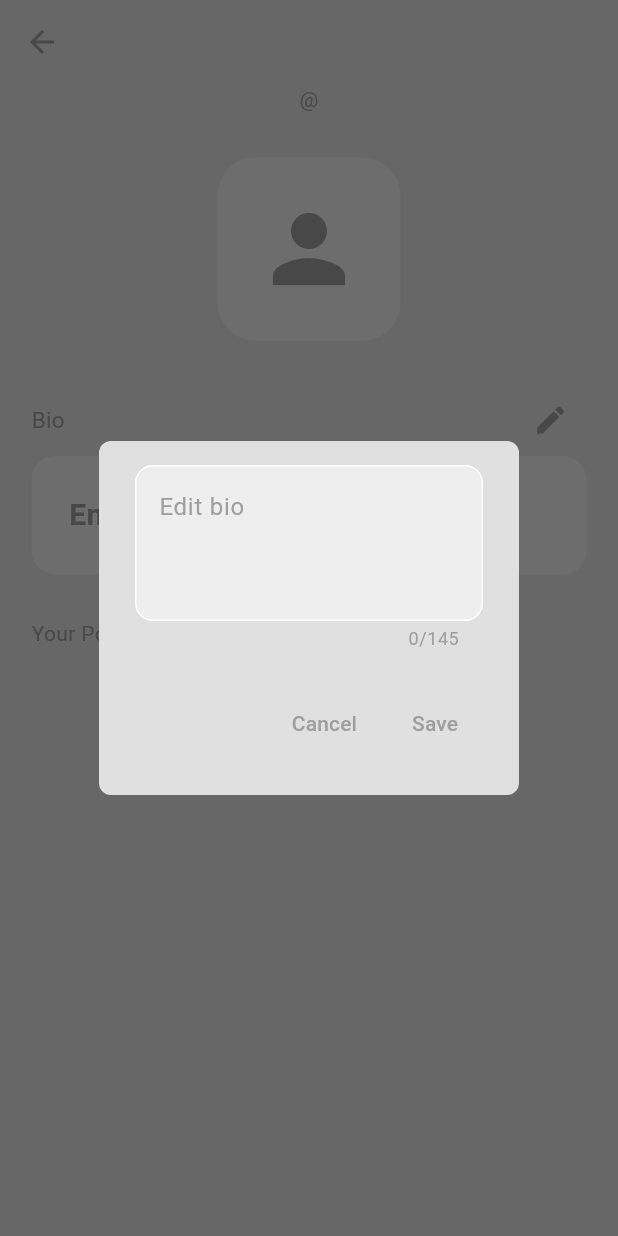
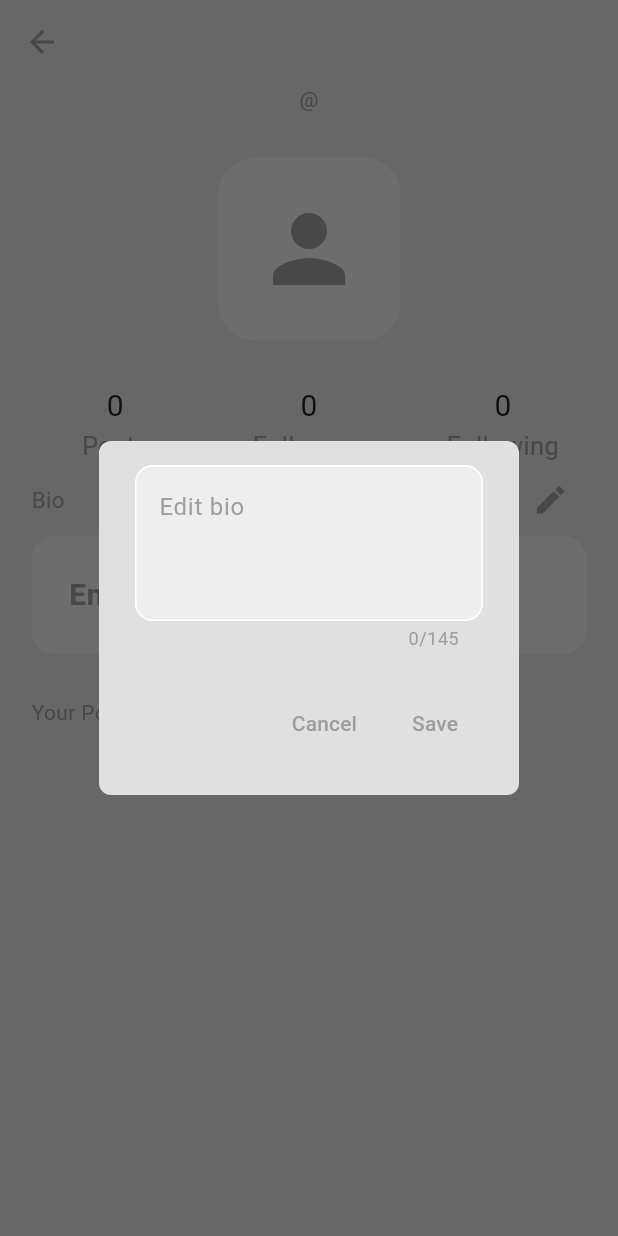
Before and after one commit to azizbek123411/twitterclone, a Flutter app: the ProfilePage screen opened directly with empty values, after a tap on the "edit" icon, on a phone screen of 412 x 824 dp. Run offline on Flutter 3.47's test engine with Material 3 defaults, Android fonts, the phone set to English and light mode, and no system bars; our stand-ins replace cloud_firestore, firebase_auth, firebase_core; accounts and stored records are empty; generated files the repository leaves out were written again.

Commit message:
follow unfollow

```diff
--- a/lib/service/database/database_provider.dart
+++ b/lib/service/database/database_provider.dart
@@ -26,8 +26,9 @@ class DatabaseProvider extends ChangeNotifier {
   Future<void> loadAllPosts() async {
     final allPosts = await _db.getAllPostsFromFirebase();
 
-    final blockedUserIds=await _db.getBlockedUidsFromFirebase();
-    _allPosts=allPosts.where((post)=>!blockedUserIds.contains(post.uid)).toList();
+    final blockedUserIds = await _db.getBlockedUidsFromFirebase();
+    _allPosts =
+        allPosts.where((post) => !blockedUserIds.contains(post.uid)).toList();
 
     _allPosts = allPosts;
     initializeLikeMap();
@@ -129,13 +130,109 @@ class DatabaseProvider extends ChangeNotifier {
     notifyListeners();
   }
 
-  Future<void> unblockUsers(String blockedUserId)async{
+  Future<void> unblockUsers(String blockedUserId) async {
     await _db.unblockUserInFirebase(blockedUserId);
     await loadAllBlockedUsers();
     await loadAllPosts();
     notifyListeners();
   }
-  Future<void> reportUser(String postId,userId)async{
+
+  Future<void> reportUser(String postId, userId) async {
     await _db.reportUserInFirebase(postId, userId);
   }
+
+  final Map<String, List<String>> _followers = {};
+  final Map<String, List<String>> _following = {};
+  final Map<String, int> _followerCount = {};
+  final Map<String, int> _followingCount = {};
+
+  int getFollowerCount(String uid) => _followerCount[uid] ?? 0;
+
+  int getFollowingCount(String uid) => _followingCount[uid] ?? 0;
+
+  Future<void> loadUsersFollowers(String uid) async {
+    final listOfFollowersUids = await _db.getFollowersUidsFromFirebase(uid);
+
+    _followers[uid] = listOfFollowersUids;
+    _followerCount[uid] = listOfFollowersUids.length;
+    notifyListeners();
+  }
+
+  Future<void> loadUsersFollowing(String uid) async {
+    final listOfFollowingUids = await _db.getFollowingUidsFromFirebase(uid);
+
+    _following[uid] = listOfFollowingUids;
+    _followingCount[uid] = listOfFollowingUids.length;
+    notifyListeners();
+  }
+
+  Future<void> followUser(String targetUserId) async {
+    final currentUserId = _auth.getCurrentUid();
+
+    _following.putIfAbsent(currentUserId, () => []);
+    _followers.putIfAbsent(targetUserId, () => []);
+
+    if (!_followers[targetUserId]!.contains(currentUserId)) {
+      _followers[targetUserId]!.add(currentUserId);
+      _followerCount[targetUserId] = (_followerCount[targetUserId] ?? 0) + 1;
+      _following[currentUserId]!.add(targetUserId);
+      _followingCount[currentUserId] =
+          (_followingCount[currentUserId] ?? 0) + 1;
+    }
+    notifyListeners();
+
+    try {
+      await _db.followUserInFirebase(targetUserId);
+      await loadUsersFollowers(currentUserId);
+      await loadUsersFollowing(currentUserId);
+    } catch (e) {
+      _followers[targetUserId]?.remove(currentUserId);
+      _followerCount[targetUserId] = (_followerCount[targetUserId] ?? 0) - 1;
+      _following[currentUserId]?.remove(targetUserId);
+      _followingCount[currentUserId] =
+          (_followingCount[currentUserId] ?? 0) - 1;
+
+      notifyListeners();
+    }
+  }
+
+  Future<void> unfollowUser(String targetUserId) async {
+    final currentUserId = _auth.getCurrentUid();
+
+    _following.putIfAbsent(currentUserId, () => []);
+    _followers.putIfAbsent(targetUserId, () => []);
+
+    if(_followers[targetUserId]!.contains(currentUserId)){
+      _followers[targetUserId]?.remove(currentUserId);
+
+      _followerCount[targetUserId]=(_followerCount[targetUserId]??1)-1;
+
+      _following[currentUserId]?.remove(targetUserId);
+
+      _followingCount[currentUserId]=(_followingCount[currentUserId]??1)-1;
+
+
+    }
+notifyListeners();
+
+    try{
+      await _db.unfollowUserInFirebase(targetUserId);
+      await loadUsersFollowers(currentUserId);
+      await loadUsersFollowing(currentUserId);
+    }catch(e){
+
+      _followers[targetUserId]?.add(currentUserId);
+      _followerCount[targetUserId]=(_followerCount[targetUserId]??0)+1;
+
+      _following[currentUserId]?.add(targetUserId);
+      _followingCount[currentUserId]=(_followingCount[currentUserId]??0)+1;
+      notifyListeners();
+    }
+
+  }
+
+  bool isFollowing(String uid){
+    final currentUserId=_auth.getCurrentUid();
+    return _followers[uid]?.contains(currentUserId)??false;
+  }
 }
--- a/lib/service/database/database_service.dart
+++ b/lib/service/database/database_service.dart
@@ -209,36 +209,77 @@ class DatabaseService {
 
     batch.delete(userDoc);
     QuerySnapshot userPosts =
-        await _db.collection("Posts").where('uid', isEqualTo: uid).get();
+    await _db.collection("Posts").where('uid', isEqualTo: uid).get();
 
     for (var post in userPosts.docs) {
       batch.delete(post.reference);
     }
 
     QuerySnapshot userComments =
-        await _db.collection("Comments").where('uid', isEqualTo: uid).get();
+    await _db.collection("Comments").where('uid', isEqualTo: uid).get();
     for (var comments in userComments.docs) {
       batch.delete(comments.reference);
     }
 
+    QuerySnapshot allPosts = await _db.collection("Posts").get();
+    for (QueryDocumentSnapshot post in allPosts.docs) {
+      Map<String, dynamic> postData = post.data() as Map<String, dynamic>;
+      var likedBy = postData['likedBy'] as List<dynamic>? ?? [];
 
-    QuerySnapshot allPosts=await _db.collection("Posts").get();
-    for(QueryDocumentSnapshot post in allPosts.docs){
-      Map<String,dynamic> postData=post.data() as Map<String,dynamic>;
-      var likedBy=postData['likedBy'] as List<dynamic>? ??[];
-
-      if(likedBy.contains(uid)){
+      if (likedBy.contains(uid)) {
         batch.update(post.reference, {
-          'likedBy':FieldValue.arrayRemove([uid]),
-          'likes':FieldValue.increment(-1),
+          'likedBy': FieldValue.arrayRemove([uid]),
+          'likes': FieldValue.increment(-1),
         });
       }
     }
 
+    await batch.commit();
+  }
 
-    await batch.commit();
+  Future<void> followUserInFirebase(String uid) async {
+    final currentUserId = _auth.currentUser!.uid;
 
+    await _db
+        .collection("Users")
+        .doc(currentUserId)
+        .collection("Following")
+        .doc(uid)
+        .set({});
+    await _db
+        .collection("Users")
+        .doc(uid)
+        .collection("Followers")
+        .doc(currentUserId)
+        .set({});
+  }
 
+  Future<void> unfollowUserInFirebase(String uid) async {
+    final currentUserId = _auth.currentUser!.uid;
+    await _db
+        .collection('Users')
+        .doc(currentUserId)
+        .collection('Following')
+        .doc(uid)
+        .delete();
 
+    await _db
+        .collection("Users")
+        .doc(uid)
+        .collection("Followers")
+        .doc(currentUserId)
+        .delete();
+  }
+
+  Future<List<String>> getFollowersUidsFromFirebase(String uid) async {
+    final snapshot =
+    await _db.collection("Users").doc(uid).collection("Followers").get();
+    return snapshot.docs.map((doc) => doc.id).toList();
+  }
+
+  Future<List<String>> getFollowingUidsFromFirebase(String uid) async {
+    final snapshot =
+    await _db.collection("Users").doc(uid).collection("Following").get();
+    return snapshot.docs.map((doc) => doc.id).toList();
   }
 }
--- a/lib/ui/pages/drawer_screens/profile.dart
+++ b/lib/ui/pages/drawer_screens/profile.dart
@@ -5,7 +5,9 @@ import 'package:twitterclone/service/auth/auth_service.dart';
 import 'package:twitterclone/service/database/database_provider.dart';
 import 'package:twitterclone/ui/widgets/input_alert_box.dart';
 import 'package:twitterclone/ui/widgets/my_bio_box.dart';
+import 'package:twitterclone/ui/widgets/my_follower_button.dart';
 import 'package:twitterclone/ui/widgets/my_post_tile.dart';
+import 'package:twitterclone/ui/widgets/my_profile_stats.dart';
 import 'package:twitterclone/utility/app_padding.dart';
 import 'package:twitterclone/utility/navigate_pages.dart';
 import 'package:twitterclone/utility/screen_utils.dart';
@@ -20,6 +22,8 @@ class ProfilePage extends StatefulWidget {
 }
 
 class _ProfilePageState extends State<ProfilePage> {
+  bool isFollowing = false;
+
   final bioTextController = TextEditingController();
   late final listeningProvider = Provider.of<DatabaseProvider>(context);
   late final databaseProvider =
@@ -40,6 +44,10 @@ class _ProfilePageState extends State<ProfilePage> {
     user = await databaseProvider.userProfile(
       widget.uid,
     );
+    await databaseProvider.loadUsersFollowers(widget.uid);
+    await databaseProvider.loadUsersFollowing(widget.uid);
+    isFollowing = databaseProvider.isFollowing(widget.uid);
+
     setState(() {
       isLoading = false;
     });
@@ -71,11 +79,51 @@ class _ProfilePageState extends State<ProfilePage> {
     });
   }
 
+  Future<void> toggleFollow() async {
+    if (isFollowing) {
+      showDialog(
+          context: context,
+          builder: (context) {
+            return AlertDialog(
+              title: const Text('Unfollow'),
+              content: const Text("Are you sure want to unfollow"),
+              actions: [
+                TextButton(
+                  onPressed: () {
+                    Navigator.pop(context);
+                  },
+                  child: const Text("Cancel"),
+                ),
+                TextButton(
+                  onPressed: () async {
+                    Navigator.pop(context);
+                    await databaseProvider.unfollowUser(widget.uid);
+                  },
+                  child: Text(
+                    "Unfollow",
+                    style: TextStyle(color: Colors.blue),
+                  ),
+                ),
+              ],
+            );
+          });
+    } else {
+      await databaseProvider.followUser(widget.uid);
+    }
+    setState(() {
+      isFollowing = !isFollowing;
+    });
+  }
+
   @override
   Widget build(BuildContext context) {
+    isFollowing = listeningProvider.isFollowing(widget.uid);
+
     final allUserPosts = listeningProvider.filterUserPosts(
       widget.uid,
     );
+    final followerCount = listeningProvider.getFollowerCount(widget.uid);
+    final followingCount = listeningProvider.getFollowingCount(widget.uid);
 
     return Scaffold(
       backgroundColor: Theme.of(context).colorScheme.surface,
@@ -119,6 +167,16 @@ class _ProfilePageState extends State<ProfilePage> {
           SizedBox(
             height: 30.h,
           ),
+          MyProfileStats(
+            followerCount: followerCount,
+            followingCount: followingCount,
+            postCount: allUserPosts.length,
+          ),
+          if (user != null && user!.uid != currentUserId)
+            MyFollowerButton(
+              onTap: toggleFollow,
+              isFollowing: isFollowing,
+            ),
           Padding(
             padding: Dis.only(lr: 20.w),
             child: Row(
@@ -131,9 +189,7 @@ class _ProfilePageState extends State<ProfilePage> {
                     color: Theme.of(context).colorScheme.primary,
                   ),
                 ),
-
-
-                if(user != null&&user!.uid==currentUserId)
+                if (user != null && user!.uid == currentUserId)
                   IconButton(
                     onPressed: _showEditBioBox,
                     icon: Icon(
--- /dev/null
+++ b/lib/ui/widgets/my_profile_stats.dart
@@ -0,0 +1,79 @@
+import 'package:flutter/cupertino.dart';
+import 'package:flutter/material.dart';
+import 'package:twitterclone/utility/screen_utils.dart';
+
+class MyProfileStats extends StatelessWidget {
+  final int postCount;
+  final int followerCount;
+  final int followingCount;
+
+  const MyProfileStats({
+    super.key,
+    required this.followerCount,
+    required this.followingCount,
+    required this.postCount,
+  });
+
+  @override
+  Widget build(BuildContext context) {
+    var textStyleForCount = TextStyle(
+      fontSize: 20,
+      color: Theme.of(context).colorScheme.inversePrimary,
+    );
+    var textStyleForText = TextStyle(
+      fontSize: 17,
+      color: Theme.of(context).colorScheme.primary,
+    );
+
+    return Row(
+      mainAxisAlignment: MainAxisAlignment.spaceEvenly,
+      children: [
+        SizedBox(
+          width: 100.w,
+          child: Column(
+            children: [
+              Text(
+                postCount.toString(),
+                style: textStyleForCount,
+              ),
+              Text(
+                "Posts",
+                style: textStyleForText,
+              ),
+            ],
+          ),
+        ),
+        SizedBox(
+          width: 100.w,
+          child: Column(
+            children: [
+              Text(
+                followerCount.toString(),
+                style: textStyleForCount,
+              ),
+              Text(
+                "Followers",
+                style: textStyleForText,
+              ),
+            ],
+          ),
+        ),
+        SizedBox(
+          width: 100.w,
+          child: Column(
+            children: [
+              Text(
+                followingCount.toString(),
+                style: textStyleForCount,
+              ),
+              Text(
+                "Following",
+                style: textStyleForText,
+              ),
+            ],
+          ),
+        ),
+      ],
+    );
+  }
+}
--- a/lib/utility/screen_utils.dart
+++ b/lib/utility/screen_utils.dart
@@ -2,12 +2,12 @@ import 'package:flutter/cupertino.dart';
 
 extension SizerExtensions on num {
   double get h =>
-      (MediaQueryData.fromWindow(WidgetsBinding.instance.window).size.height /
+      (MediaQueryData.fromView(WidgetsBinding.instance.window).size.height /
           852) *
           this;
 
   double get w =>
-      (MediaQueryData.fromWindow(WidgetsBinding.instance.window).size.width /
+      (MediaQueryData.fromView(WidgetsBinding.instance.window).size.width /
           393) *
           this;
 
```
Also changed, not shown: lib/ui/widgets/my_follower_button.dart (added, +36 -0 lines). Lines whose indentation alone changed are shown as unchanged.
